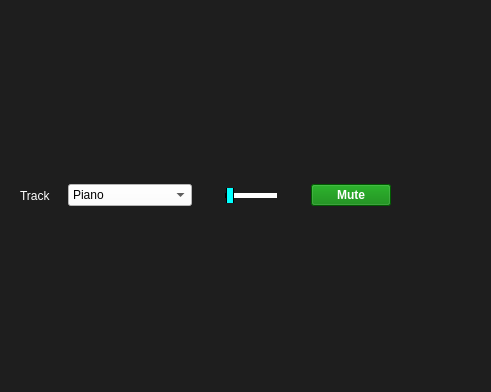
The window that Frontend/Designer/track.ui (odevincenti/ASSD_TP2) describes before a commit, drawn with Qt 5; both pictures show x 0 to 491 and y 0 to 392 of the 718 by 392 pixel window.
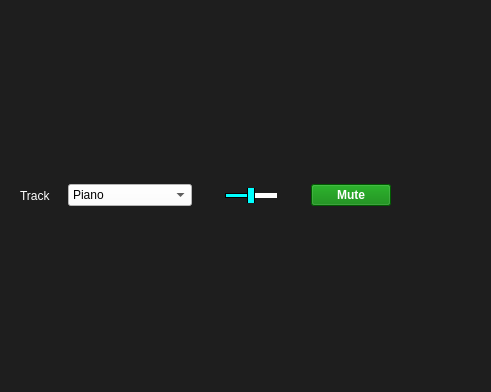
The same window after the commit.

Commit message: volumen del track a la mitad

```diff
--- a/Frontend/Designer/track.ui
+++ b/Frontend/Designer/track.ui
@@ -150,6 +150,9 @@
             <property name="maximum">
              <number>127</number>
             </property>
+            <property name="value">
+             <number>64</number>
+            </property>
             <property name="orientation">
              <enum>Qt::Horizontal</enum>
             </property>
```
The commit also changes 1 other file.
